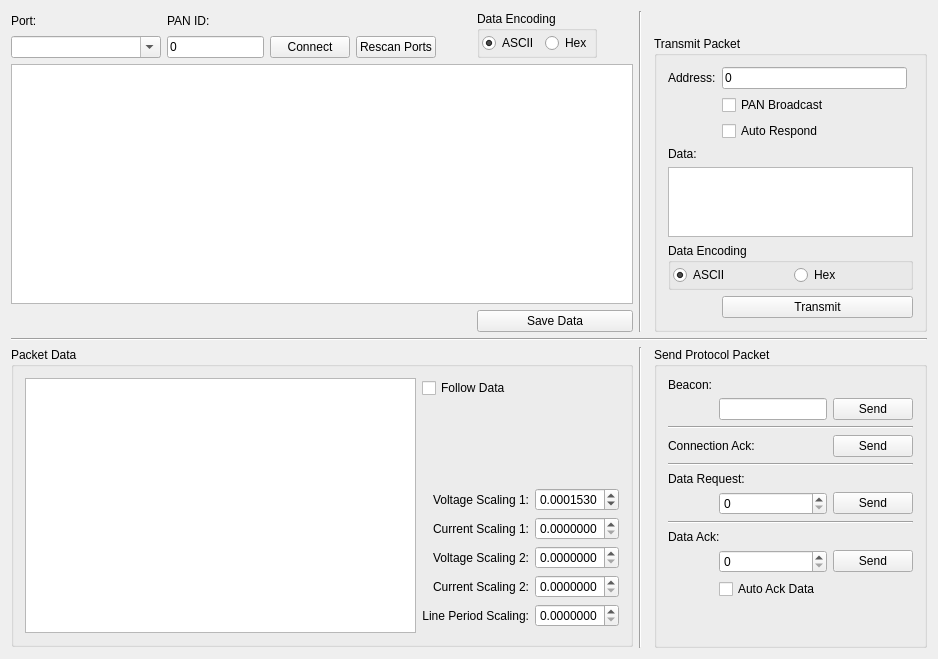
Qt form tools/rfPacketInterface/widget.ui (BennettRand/Dr-Wattson) before a commit.
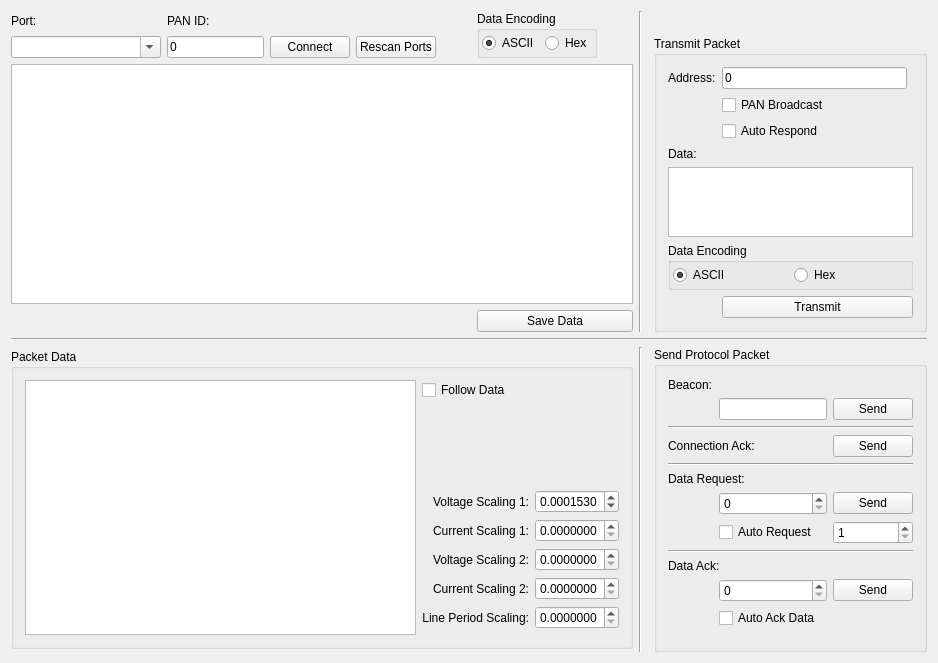
The same form after that commit.

Commit message: Improvements to rfPakcetInterface. It can now send data requests at regular intervals.

Patch:
```diff
--- a/tools/rfPacketInterface/widget.ui
+++ b/tools/rfPacketInterface/widget.ui
@@ -7,7 +7,7 @@
     <x>0</x>
     <y>0</y>
     <width>938</width>
-    <height>659</height>
+    <height>663</height>
    </rect>
   </property>
   <property name="windowTitle">
@@ -467,7 +467,7 @@
         </property>
        </spacer>
       </item>
-      <item row="11" column="1">
+      <item row="12" column="1">
        <spacer name="verticalSpacer_2">
         <property name="orientation">
          <enum>Qt::Vertical</enum>
@@ -497,6 +497,13 @@
         </property>
        </widget>
       </item>
+      <item row="9" column="0" colspan="2">
+       <widget class="QLabel" name="label_4">
+        <property name="text">
+         <string>Data Ack:</string>
+        </property>
+       </widget>
+      </item>
       <item row="1" column="2">
        <widget class="QPushButton" name="sendBaconPacket">
         <property name="text">
@@ -518,34 +525,27 @@
         </property>
        </widget>
       </item>
-      <item row="8" column="0" colspan="2">
-       <widget class="QLabel" name="label_4">
-        <property name="text">
-         <string>Data Ack:</string>
-        </property>
-       </widget>
-      </item>
-      <item row="7" column="0" colspan="3">
+      <item row="8" column="0" colspan="3">
        <widget class="Line" name="line_6">
         <property name="orientation">
          <enum>Qt::Horizontal</enum>
         </property>
        </widget>
       </item>
-      <item row="9" column="1">
+      <item row="10" column="2">
+       <widget class="QPushButton" name="sendDataAck">
+        <property name="text">
+         <string>Send</string>
+        </property>
+       </widget>
+      </item>
+      <item row="10" column="1">
        <widget class="QSpinBox" name="dataAckSeqNumber">
         <property name="maximum">
          <number>255</number>
         </property>
        </widget>
       </item>
-      <item row="6" column="1">
-       <widget class="QSpinBox" name="dataReqSeqNumber">
-        <property name="maximum">
-         <number>255</number>
-        </property>
-       </widget>
-      </item>
       <item row="2" column="0" colspan="3">
        <widget class="Line" name="line_4">
         <property name="orientation">
@@ -553,20 +553,40 @@
         </property>
        </widget>
       </item>
-      <item row="9" column="2">
-       <widget class="QPushButton" name="sendDataAck">
-        <property name="text">
-         <string>Send</string>
+      <item row="6" column="1">
+       <widget class="QSpinBox" name="dataReqSeqNumber">
+        <property name="maximum">
+         <number>255</number>
         </property>
        </widget>
       </item>
-      <item row="10" column="1" colspan="2">
+      <item row="11" column="1" colspan="2">
        <widget class="QCheckBox" name="autoAckDataCheckbox">
         <property name="text">
          <string>Auto Ack Data</string>
         </property>
        </widget>
       </item>
+      <item row="7" column="1">
+       <widget class="QCheckBox" name="autoDataRequestCheckbox">
+        <property name="text">
+         <string>Auto Request</string>
+        </property>
+       </widget>
+      </item>
+      <item row="7" column="2">
+       <widget class="QSpinBox" name="datatRequestSpinBox">
+        <property name="minimum">
+         <number>1</number>
+        </property>
+        <property name="maximum">
+         <number>10000</number>
+        </property>
+        <property name="singleStep">
+         <number>0</number>
+        </property>
+       </widget>
+      </item>
      </layout>
     </widget>
    </item>
```
Left out of the diff: 34 changed lines with no effect on the pictures. The commit also changes 2 other files.
